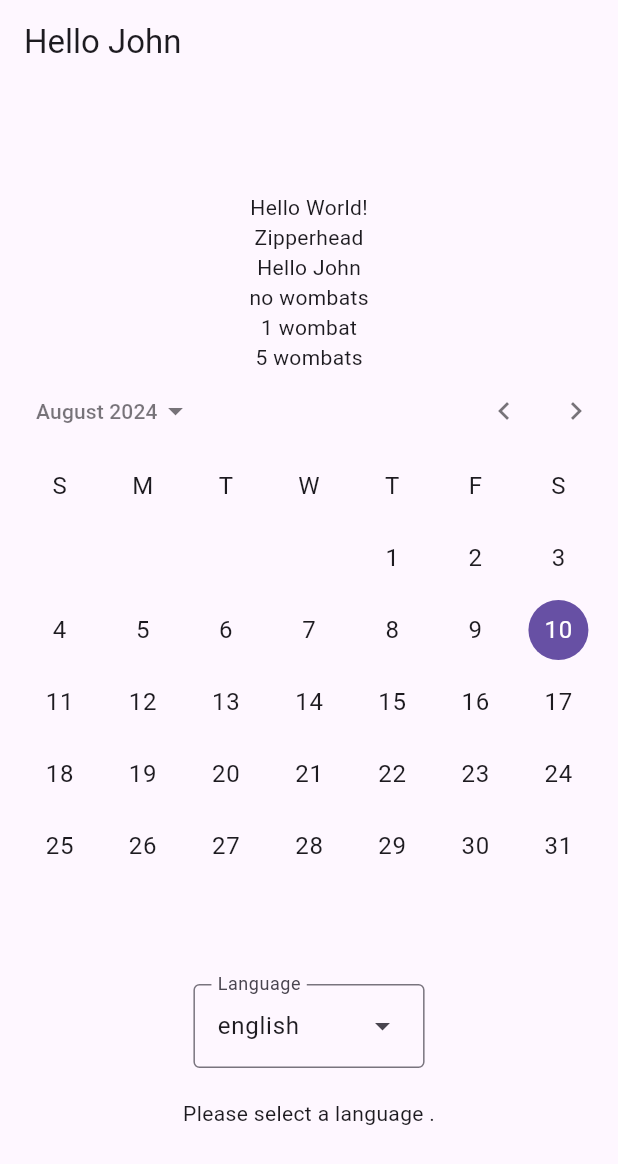
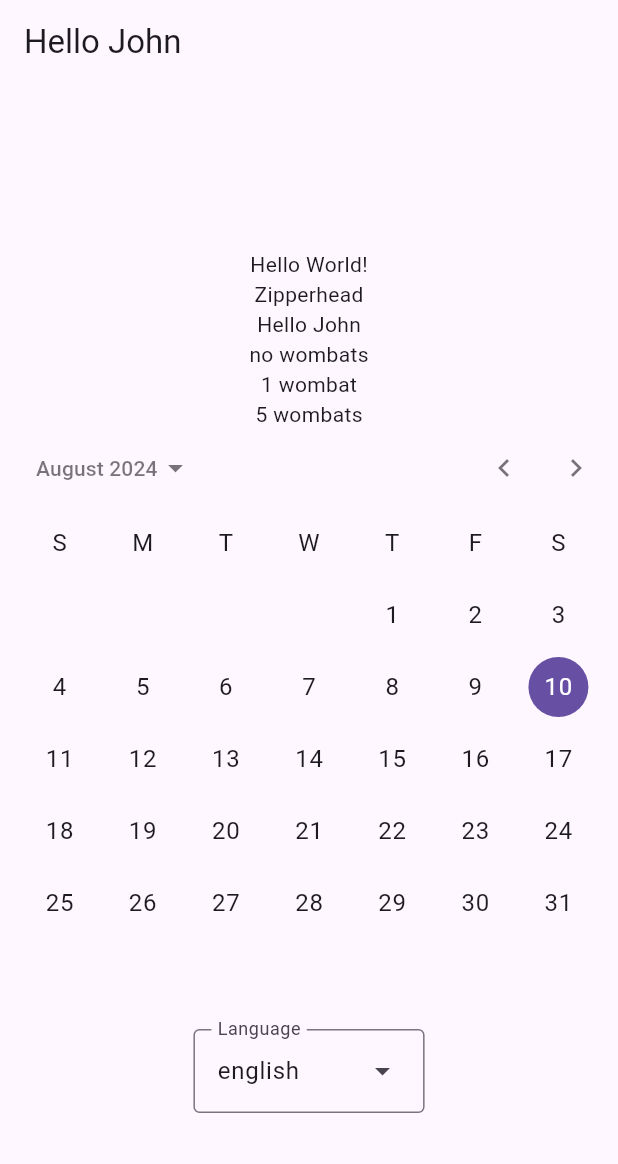
Before and after one commit to appliedrd/dropdown_internationalization, a Flutter app: the screen it shows after launch, on a phone screen of 412 x 824 dp. Shown: the top 1164 px of the screen. Run offline on Flutter 3.47's test engine with Material 3 defaults, Android fonts, the phone set to English and light mode, and no system bars; generated files the repository leaves out were written again.

Commit message:
sizing, padding, etc.

```diff
--- a/lib/dropdown_ex.dart
+++ b/lib/dropdown_ex.dart
@@ -64,13 +64,11 @@ class _DropdownLanguageMenuState extends State<DropdownLanguageMenu> {
   @override
   Widget build(BuildContext context) {
     LanguageLabel initialSelection = findInEnum(widget.initialLocaleName)?? LanguageLabel.fr;
-    return Column(
-      children: <Widget>[
-        Padding(
-          padding: const EdgeInsets.symmetric(vertical: 20),
-          child: Row(
-            mainAxisAlignment: MainAxisAlignment.center,
-            children: <Widget>[
+    return SizedBox(
+      height: 40,
+      child: Padding(
+        padding: const EdgeInsets.all(12.0),
+        child:
         DropdownMenu<LanguageLabel>(
           initialSelection: initialSelection,
           controller: langController,
@@ -99,13 +97,7 @@ class _DropdownLanguageMenuState extends State<DropdownLanguageMenu> {
                 );
               }).toList(),
         ),
-            ],
       ),
-        ),
-        if (selectedLanguage != null)
-          Text('You selected a ${selectedLanguage?.label}')
-       else const Text('Please select a language .')
-      ],
     );
   }
 }
```
Lines whose indentation alone changed are shown as unchanged.
